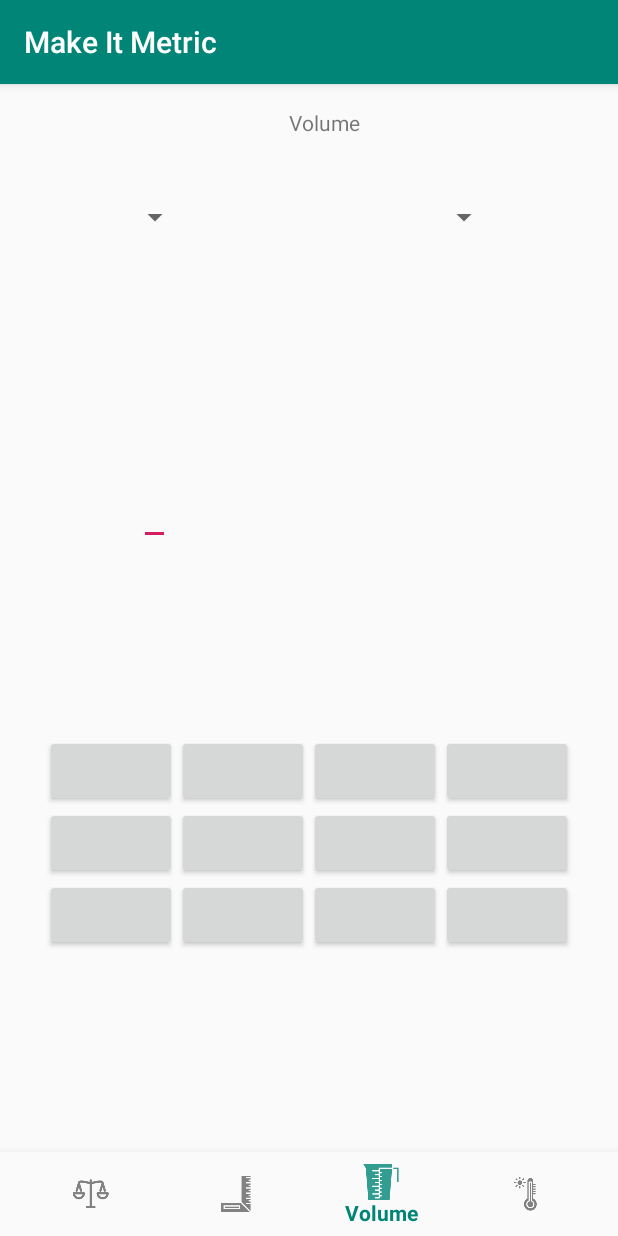
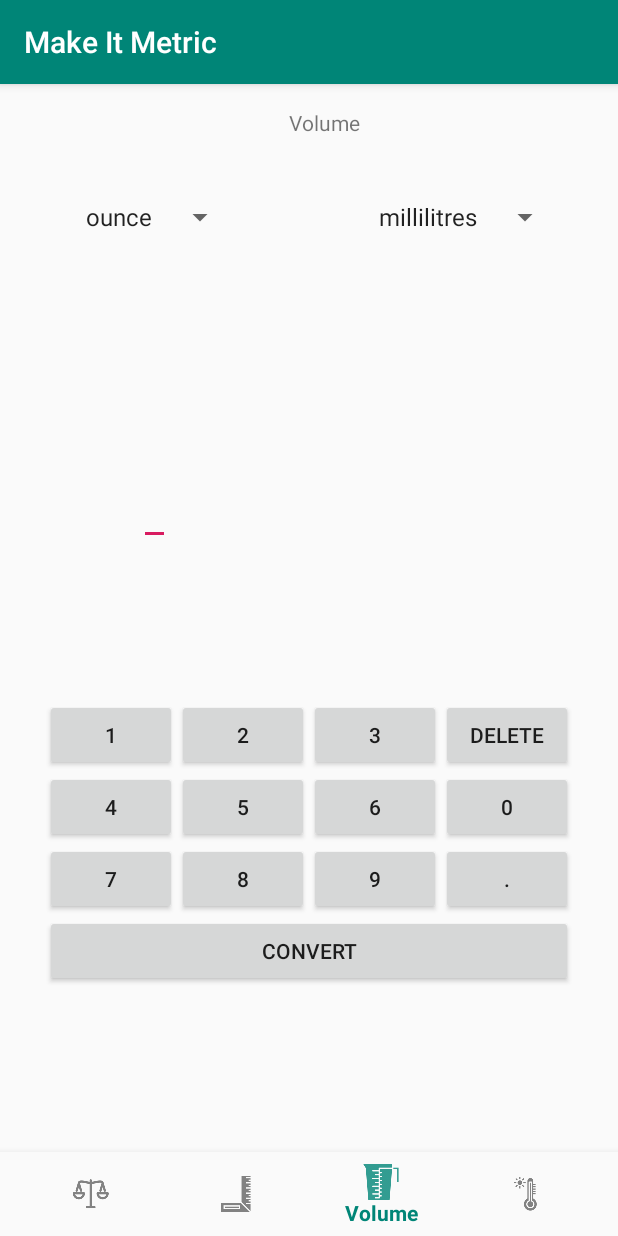
Before and after one commit to cameron-kent/MakeItMetric, an Android app: the screen it shows after launch (MainActivity), item 3 of the bottom bar chosen, on a phone screen of 412 x 824 dp. Run offline under Robolectric (Android 15) with nearby library versions, the phone set to English and light mode, and no system bars.

Commit message:
ADDED: >gridLayout numpad w/ listeners to editText >Spinner arrayAdapters for unit types. >gridLayout visibilty defaults

```diff
--- a/app/src/main/AndroidManifest.xml
+++ b/app/src/main/AndroidManifest.xml
@@ -11,7 +11,8 @@
         android:theme="@style/AppTheme">
         <activity
             android:name=".MainActivity"
-            android:label="@string/app_name">
+            android:label="@string/app_name"
+            android:windowSoftInputMode="stateAlwaysHidden">
             <intent-filter>
                 <action android:name="android.intent.action.MAIN" />
 
--- a/app/src/main/java/com/example/aweso/makeitmetric/MainActivity.java
+++ b/app/src/main/java/com/example/aweso/makeitmetric/MainActivity.java
@@ -1,61 +1,106 @@
 package com.example.aweso.makeitmetric;
 
+import android.content.Context;
 import android.os.Bundle;
 import android.support.annotation.NonNull;
 import android.support.design.widget.BottomNavigationView;
 import android.support.v7.app.AppCompatActivity;
 import android.view.MenuItem;
+import android.view.MotionEvent;
 import android.view.View;
+import android.widget.ArrayAdapter;
 import android.widget.Button;
 import android.widget.EditText;
+import android.widget.GridLayout;
 import android.widget.Spinner;
 import android.widget.TextView;
 
-public class MainActivity extends AppCompatActivity {
+public class MainActivity extends AppCompatActivity implements View.OnClickListener {
 
+    private Context activityContext = (Context) this;
     private TextView mTitleMessage;
 
     private Spinner inputSpinner;
     private Spinner outputSpinner;
+    private ArrayAdapter<CharSequence> inputAdapter, outputAdapter;
 
     private EditText inputText;
     private TextView outputText;
 
-    private Button num1;
-    private Button num2;
-    private Button num3;
-    private Button num4;
-    private Button num5;
-    private Button num6;
-    private Button num7;
-    private Button num8;
-    private Button num9;
-    private Button num0;
-    private Button numDelete;
-    private Button numCovert;
+
 
     private BottomNavigationView.OnNavigationItemSelectedListener mOnNavigationItemSelectedListener
             = new BottomNavigationView.OnNavigationItemSelectedListener() {
 
+
+
         @Override
         public boolean onNavigationItemSelected(@NonNull MenuItem item) {
+            GridLayout numPad = (GridLayout) findViewById(R.id.numpad);
+
             switch (item.getItemId()) {
                 case R.id.navigation_weight:
+                    numPad.setVisibility(View.VISIBLE);
+
+                    inputAdapter = ArrayAdapter.createFromResource(activityContext, R.array.array_weight_input, android.R.layout.simple_spinner_item);
+                    inputAdapter.setDropDownViewResource(android.R.layout.simple_spinner_dropdown_item);
+                    inputSpinner.setAdapter(inputAdapter);
+
+                    outputAdapter = ArrayAdapter.createFromResource(activityContext, R.array.array_weight_output, android.R.layout.simple_spinner_item);
+                    outputAdapter.setDropDownViewResource(android.R.layout.simple_spinner_dropdown_item);
+                    outputSpinner.setAdapter(outputAdapter);
+
                     mTitleMessage.setText(R.string.title_weight);
+
+                    clearInputField();
                     return true;
                 case R.id.navigation_length:
-                    mTitleMessage.setText(R.string.title_weight);
+                    numPad.setVisibility(View.VISIBLE);
+
+                    inputAdapter = ArrayAdapter.createFromResource(activityContext, R.array.array_length_input, android.R.layout.simple_spinner_item);
+                    inputAdapter.setDropDownViewResource(android.R.layout.simple_spinner_dropdown_item);
+                    inputSpinner.setAdapter(inputAdapter);
+
+                    outputAdapter = ArrayAdapter.createFromResource(activityContext, R.array.array_length_output, android.R.layout.simple_spinner_item);
+                    outputAdapter.setDropDownViewResource(android.R.layout.simple_spinner_dropdown_item);
+                    outputSpinner.setAdapter(outputAdapter);
+
+                    mTitleMessage.setText(R.string.title_length);
                     return true;
                 case R.id.navigation_volume:
+                    numPad.setVisibility(View.VISIBLE);
+
+                    inputAdapter = ArrayAdapter.createFromResource(activityContext, R.array.array_volume_input, android.R.layout.simple_spinner_item);
+                    inputAdapter.setDropDownViewResource(android.R.layout.simple_spinner_dropdown_item);
+                    inputSpinner.setAdapter(inputAdapter);
+
+                    outputAdapter = ArrayAdapter.createFromResource(activityContext, R.array.array_volume_output, android.R.layout.simple_spinner_item);
+                    outputAdapter.setDropDownViewResource(android.R.layout.simple_spinner_dropdown_item);
+                    outputSpinner.setAdapter(outputAdapter);
+
                     mTitleMessage.setText(R.string.title_volume);
                     return true;
                 case R.id.navigation_temperature:
+                    numPad.setVisibility(View.VISIBLE);
+
+                    inputAdapter = ArrayAdapter.createFromResource(activityContext, R.array.array_temperature_input, android.R.layout.simple_spinner_item);
+                    inputAdapter.setDropDownViewResource(android.R.layout.simple_spinner_dropdown_item);
+                    inputSpinner.setAdapter(inputAdapter);
+
+                    outputAdapter = ArrayAdapter.createFromResource(activityContext, R.array.array_temperature_output, android.R.layout.simple_spinner_item);
+                    outputAdapter.setDropDownViewResource(android.R.layout.simple_spinner_dropdown_item);
+                    outputSpinner.setAdapter(outputAdapter);
+
                     mTitleMessage.setText(R.string.title_temperature);
                     return true;
             }
             return false;
         }
     };
+
+    private void clearInputField() {
+        //TODO set clear method on update
+    }
 
 
     @Override
@@ -71,107 +116,97 @@ public class MainActivity extends AppCompatActivity {
         outputSpinner = (Spinner) findViewById(R.id.spinner_output_unit);
 
         inputText = (EditText) findViewById(R.id.text_input);
+        inputText.setOnTouchListener(inputTouchListener);
+
+
         outputText = (TextView) findViewById(R.id.text_output);
 
         //TODO try refactor to arrayAdapter with single OnClickListener
-        num1 = (Button) findViewById(R.id.num_1);
-        num2 = (Button) findViewById(R.id.num_2);
-        num3 = (Button) findViewById(R.id.num_3);
-        num4 = (Button) findViewById(R.id.num_4);
-        num5 = (Button) findViewById(R.id.num_5);
-        num6 = (Button) findViewById(R.id.num_6);
-        num7 = (Button) findViewById(R.id.num_7);
-        num8 = (Button) findViewById(R.id.num_8);
-        num9 = (Button) findViewById(R.id.num_9);
-        num0 = (Button) findViewById(R.id.num_0);
-        numDelete = (Button) findViewById(R.id.num_delete);
-        numCovert = (Button) findViewById(R.id.num_convert);
+        Button num1 = (Button) findViewById(R.id.num_1);
+        num1.setOnClickListener(this);
+        Button num2 = (Button) findViewById(R.id.num_2);
+        num2.setOnClickListener(this);
+        Button num3 = (Button) findViewById(R.id.num_3);
+        num3.setOnClickListener(this);
+        Button num4 = (Button) findViewById(R.id.num_4);
+        num4.setOnClickListener(this);
+        Button num5 = (Button) findViewById(R.id.num_5);
+        num5.setOnClickListener(this);
+        Button num6 = (Button) findViewById(R.id.num_6);
+        num6.setOnClickListener(this);
+        Button num7 = (Button) findViewById(R.id.num_7);
+        num7.setOnClickListener(this);
+        Button num8 = (Button) findViewById(R.id.num_8);
+        num8.setOnClickListener(this);
+        Button num9 = (Button) findViewById(R.id.num_9);
+        num9.setOnClickListener(this);
+        Button num0 = (Button) findViewById(R.id.num_0);
+        num0.setOnClickListener(this);
+        Button numDecimal = (Button) findViewById(R.id.num_decimal);
+        numDecimal.setOnClickListener(this);
+        Button numDelete = (Button) findViewById(R.id.num_delete);
+        numDelete.setOnClickListener(this);
+        Button numCovert = (Button) findViewById(R.id.num_convert);
+        numCovert.setOnClickListener(this);
 
-        num1.setOnClickListener(new View.OnClickListener() {
-            @Override
-            public void onClick(View v) {
-                inputText.setText(inputText.getText().insert(inputText.getText().length(), "1"));
-            }
-        });
 
-        num2.setOnClickListener(new View.OnClickListener() {
-            @Override
-            public void onClick(View v) {
-                inputText.setText(inputText.getText().insert(inputText.getText().length(), "2"));
-            }
-        });
-
-        num3.setOnClickListener(new View.OnClickListener() {
-            @Override
-            public void onClick(View v) {
-                inputText.setText(inputText.getText().insert(inputText.getText().length(), "3"));
-            }
-        });
-
-        num4.setOnClickListener(new View.OnClickListener() {
-            @Override
-            public void onClick(View v) {
-                inputText.setText(inputText.getText().insert(inputText.getText().length(), "4"));
-            }
-        });
-
-        num5.setOnClickListener(new View.OnClickListener() {
-            @Override
-            public void onClick(View v) {
-                inputText.setText(inputText.getText().insert(inputText.getText().length(), "5"));
-            }
-        });
-
-        num6.setOnClickListener(new View.OnClickListener() {
-            @Override
-            public void onClick(View v) {
-                inputText.setText(inputText.getText().insert(inputText.getText().length(), "6"));
-            }
-        });
-
-        num7.setOnClickListener(new View.OnClickListener() {
-            @Override
-            public void onClick(View v) {
-                inputText.setText(inputText.getText().insert(inputText.getText().length(), "7"));
-            }
-        });
-
-        num8.setOnClickListener(new View.OnClickListener() {
-            @Override
-            public void onClick(View v) {
-                inputText.setText(inputText.getText().insert(inputText.getText().length(), "8"));
-            }
-        });
-
-        num9.setOnClickListener(new View.OnClickListener() {
-            @Override
-            public void onClick(View v) {
-                inputText.setText(inputText.getText().insert(inputText.getText().length(), "9"));
-            }
-        });
-
-        num0.setOnClickListener(new View.OnClickListener() {
-            @Override
-            public void onClick(View v) {
-                inputText.setText(inputText.getText().insert(inputText.getText().length(), "0"));
-            }
-        });
-
-        numDelete.setOnClickListener(new View.OnClickListener() {
-            @Override
-            public void onClick(View v) {
-                //TODO delete last input
-                //inputText.setText(inputText.getText().insert(inputText.getText().length(), "1"));
-            }
-        });
-
-        numCovert.setOnClickListener(new View.OnClickListener() {
-            @Override
-            public void onClick(View v) {
-                //TODO convert inputs
-                //inputText.setText(inputText.getText().insert(inputText.getText().length(), "1"));
-            }
-        });
     }
 
+    private View.OnTouchListener inputTouchListener = new View.OnTouchListener() {
+        public boolean onTouch(View v, MotionEvent event) {
+            return true; // the listener has consumed the event
+        }
+    };
+
+    @Override
+    public void onClick(View button) {
+
+        switch (button.getId()) {
+            case R.id.num_1:
+                inputText.setText(inputText.getText().insert(inputText.getText().length(), "1"));
+                break;
+            case R.id.num_2:
+                inputText.setText(inputText.getText().insert(inputText.getText().length(), "2"));
+                break;
+            case R.id.num_3:
+                inputText.setText(inputText.getText().insert(inputText.getText().length(), "3"));
+                break;
+            case R.id.num_4:
+                inputText.setText(inputText.getText().insert(inputText.getText().length(), "4"));
+                break;
+            case R.id.num_5:
+                inputText.setText(inputText.getText().insert(inputText.getText().length(), "5"));
+                break;
+            case R.id.num_6:
+                inputText.setText(inputText.getText().insert(inputText.getText().length(), "6"));
+                break;
+            case R.id.num_7:
+                inputText.setText(inputText.getText().insert(inputText.getText().length(), "7"));
+                break;
+            case R.id.num_8:
+                inputText.setText(inputText.getText().insert(inputText.getText().length(), "8"));
+                break;
+            case R.id.num_9:
+                inputText.setText(inputText.getText().insert(inputText.getText().length(), "9"));
+                break;
+            case R.id.num_0:
+                inputText.setText(inputText.getText().insert(inputText.getText().length(), "0"));
+                break;
+            case R.id.num_decimal:
+                inputText.setText(inputText.getText().insert(inputText.getText().length(), "."));
+                break;
+            case R.id.num_delete:
+                //TODO delete last input
+                //If EditText1.Text.Length > 0 Then
+                //EditText1.Text = EditText1.Text.Substring2(0, EditText1.Text.Length - 1)
+                //End If
+                if (inputText.length() > 0) {
+                    inputText.setText(inputText.getText().subSequence(0, inputText.length() -1));
+                }
+                break;
+            case R.id.num_convert:
+                //TODO convert inputs
+                break;
+        }
+    }
 }
--- a/app/src/main/res/layout/activity_main.xml
+++ b/app/src/main/res/layout/activity_main.xml
@@ -43,25 +43,27 @@
 
     <Spinner
         android:id="@+id/spinner_input_unit"
-        app:layout_constraintTop_toBottomOf="@id/guideline_horizontal_10"
         android:layout_width="wrap_content"
         android:layout_height="wrap_content"
         app:layout_constraintEnd_toStartOf="@+id/guideline_verticalal"
-        app:layout_constraintStart_toStartOf="parent" />
+        app:layout_constraintStart_toStartOf="parent"
+        app:layout_constraintTop_toBottomOf="@id/guideline_horizontal_10" />
 
     <Spinner
         android:id="@+id/spinner_output_unit"
         android:layout_width="wrap_content"
-        app:layout_constraintTop_toBottomOf="@id/guideline_horizontal_10"
         android:layout_height="wrap_content"
         app:layout_constraintEnd_toEndOf="parent"
-        app:layout_constraintStart_toEndOf="@id/guideline_verticalal" />
+        app:layout_constraintStart_toEndOf="@id/guideline_verticalal"
+        app:layout_constraintTop_toBottomOf="@id/guideline_horizontal_10" />
 
     <EditText
         android:id="@+id/text_input"
         android:layout_width="wrap_content"
         android:layout_height="wrap_content"
-        android:inputType="number"
+        android:cursorVisible="false"
+        android:inputType="numberDecimal"
+        android:maxEms="8"
         app:layout_constraintBottom_toTopOf="@+id/guideline_horizontal_40"
         app:layout_constraintEnd_toStartOf="@+id/guideline_verticalal"
         app:layout_constraintStart_toStartOf="parent"
@@ -83,58 +85,67 @@
         android:layout_height="wrap_content"
         android:layout_marginBottom="8dp"
         android:columnCount="4"
+        android:visibility="invisible"
         app:layout_constraintBottom_toTopOf="@+id/navigation"
         app:layout_constraintEnd_toEndOf="parent"
         app:layout_constraintStart_toStartOf="parent"
-        app:layout_constraintTop_toTopOf="@+id/guideline_horizontal_40">
+        app:layout_constraintTop_toTopOf="@+id/guideline_horizontal_40"
+        tools:visibility="visible">
 
         <Button
             android:id="@+id/num_1"
-            tools:text="1" />
+            android:text="@string/button_1" />
 
         <Button
             android:id="@+id/num_2"
-            tools:text="2" />
+            android:text="@string/button_2" />
 
         <Button
             android:id="@+id/num_3"
-            tools:text="3" />
+            android:text="@string/button_3" />
 
         <Button
             android:id="@+id/num_delete"
-            tools:text="delete" />
+            android:text="@string/button_delete" />
 
         <Button
             android:id="@+id/num_4"
-            tools:text="4" />
+            android:text="@string/button_4" />
 
         <Button
             android:id="@+id/num_5"
-            tools:text="5" />
+            android:text="@string/button_5" />
 
         <Button
             android:id="@+id/num_6"
-            tools:text="6" />
+            android:text="@string/button_6" />
+        tools:text="6" />
 
         <Button
             android:id="@+id/num_0"
-            tools:text="0" />
+            android:text="@string/button_0" />
 
         <Button
             android:id="@+id/num_7"
-            tools:text="7" />
+            android:text="@string/button_7" />
 
         <Button
             android:id="@+id/num_8"
-            tools:text="8" />
+            android:text="@string/button_8" />
 
         <Button
             android:id="@+id/num_9"
-            tools:text="9" />
+            android:text="@string/button_9" />
+
+        <Button
+            android:id="@+id/num_decimal"
+            android:text="@string/button_decimal" />
 
         <Button
             android:id="@+id/num_convert"
-            tools:text="convert" />
+            android:layout_columnSpan="4"
+            android:layout_gravity="fill_horizontal"
+            android:text="@string/button_convert" />
     </GridLayout>
 
     <android.support.design.widget.BottomNavigationView
--- a/app/src/main/res/values/strings.xml
+++ b/app/src/main/res/values/strings.xml
@@ -1,10 +1,63 @@
 <resources>
     <string name="app_name">Make It Metric</string>
-    <string name="title_home">Home</string>
-    <string name="title_dashboard">Dashboard</string>
-    <string name="title_notifications">Notifications</string>
+    <string name="title_home">CHOOSE UNIT TYPE</string>
     <string name="title_weight">Weight</string>
     <string name="title_length">Length</string>
     <string name="title_volume">Volume</string>
     <string name="title_temperature">Temperature</string>
+    <string name="button_1">1</string>
+    <string name="button_2">2</string>
+    <string name="button_3">3</string>
+    <string name="button_4">4</string>
+    <string name="button_5">5</string>
+    <string name="button_6">6</string>
+    <string name="button_7">7</string>
+    <string name="button_8">8</string>
+    <string name="button_9">9</string>
+    <string name="button_0">0</string>
+    <string name="button_decimal">.</string>
+    <string name="button_delete">delete</string>
+    <string name="button_convert">convert</string>
+
+    <string-array name="array_length_input">
+        <item>inch</item>
+        <item>feet</item>
+        <item>yard</item>
+        <item>mile</item>
+    </string-array>
+
+    <string-array name="array_length_output">
+        <item>centimetres</item>
+        <item>metres</item>
+        <item>kilometres</item>
+    </string-array>
+
+    <string-array name="array_weight_input">
+        <item>ounce</item>
+        <item>pound</item>
+        <item>stone</item>
+    </string-array>
+
+    <string-array name="array_weight_output">
+        <item>grams</item>
+        <item>kilograms</item>
+    </string-array>
+
+    <string-array name="array_volume_input">
+        <item>ounce</item>
+        <item>gallon</item>
+    </string-array>
+
+    <string-array name="array_volume_output">
+        <item>millilitres</item>
+        <item>litres</item>
+    </string-array>
+
+    <string-array name="array_temperature_input">
+        <item>fahrenheit</item>
+    </string-array>
+
+    <string-array name="array_temperature_output">
+        <item>celsius</item>
+    </string-array>
 </resources>
```
